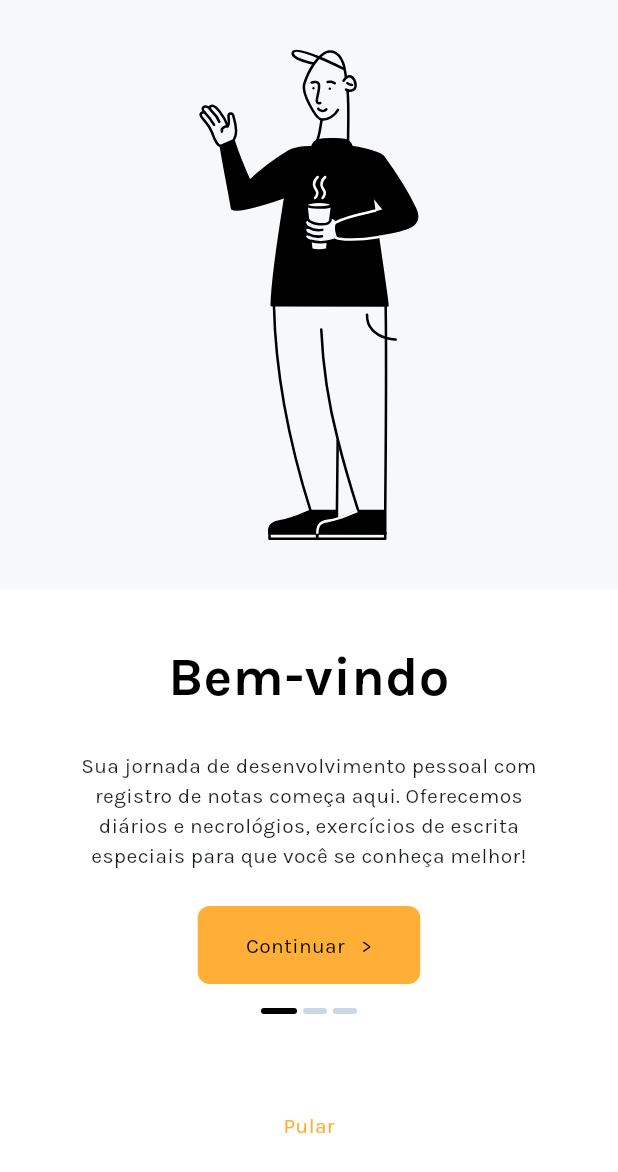
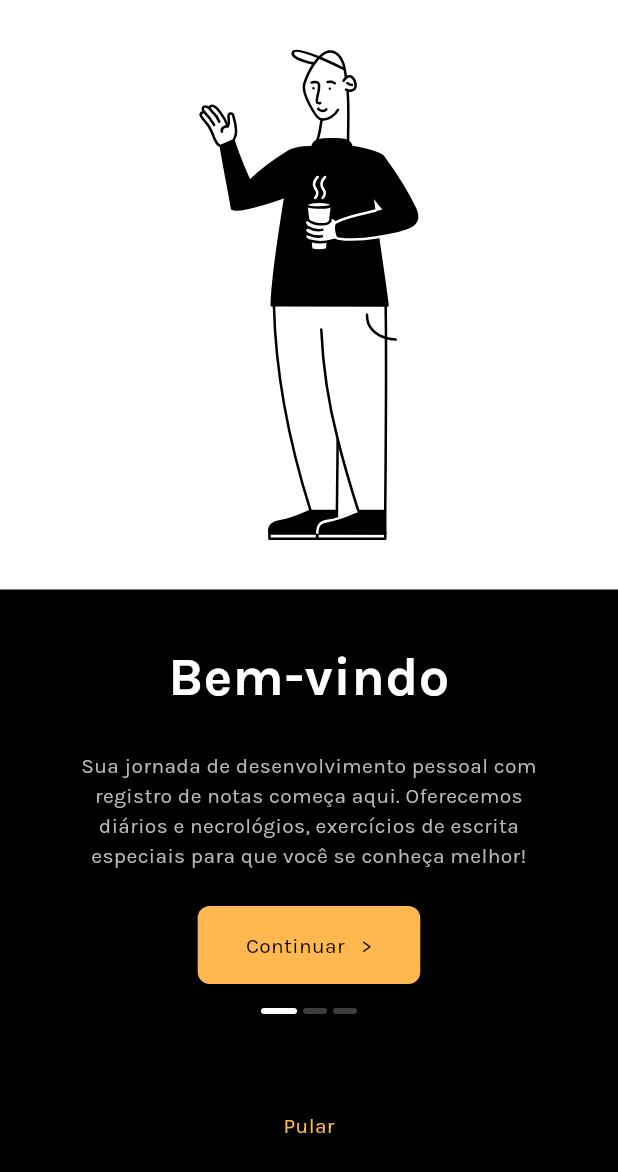
Before and after one commit to kelvinwieth/necrologium, a Flutter app: the screen it shows after launch, on a phone screen of 412 x 824 dp. Shown: the top 1172 px of the screen. Run offline on Flutter 3.47's test engine with Material 3 defaults, Android fonts, the phone set to English and light mode, and no system bars; our stand-ins replace dartx, equatable, flutter_bloc, flutter_svg, flutter_switch, font_awesome_flutter and 2 more; missing offline and left inert: dart_date.

Commit message:
fix: start on dark mode

```diff
--- a/lib/shared/ui/styles/ne_themes.dart
+++ b/lib/shared/ui/styles/ne_themes.dart
@@ -1,7 +1,7 @@
 import 'package:flutter/material.dart';
 
 abstract class NeThemes {
-  static final themeModeProvider = ValueNotifier(ThemeMode.system);
+  static final themeModeProvider = ValueNotifier(ThemeMode.dark);
 
   static ThemeMode get themeMode => themeModeProvider.value;
 
```
